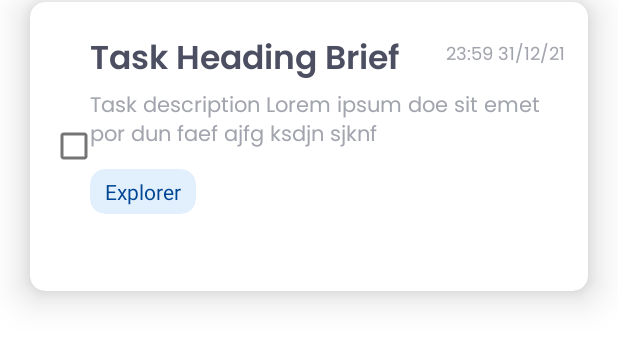
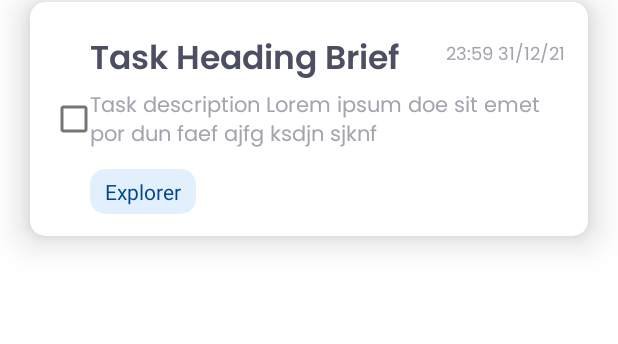
Before and after one commit to venusaim23/Todogenix, an Android app: the layout todo_item.xml on its own in the app's theme, with its tools: preview values and no code run, on a phone screen of 412 x 824 dp. Shown: the top 344 px of the screen. Run offline under Robolectric (Android 15) with nearby library versions, the phone set to English and light mode, and no system bars.

Commit message:
fix layout errors

```diff
--- a/Android/app/src/main/java/com/alanai/todogenix/TodoFragment.java
+++ b/Android/app/src/main/java/com/alanai/todogenix/TodoFragment.java
@@ -121,7 +121,7 @@ public class TodoFragment extends Fragment implements SwipeRefreshLayout.OnRefre
             public void onChildAdded(@NonNull DataSnapshot snapshot, @Nullable String previousChildName) {
                 Task task = snapshot.getValue(Task.class);
                 if (task != null) {
-                    if (task.isComplete())
+                    if (!task.isComplete())
                         tasks.add(0, task);
                     else
                         tasks.add(task);
@@ -154,7 +154,8 @@ public class TodoFragment extends Fragment implements SwipeRefreshLayout.OnRefre
                 if (task != null) {
                     int i = tasks.indexOf(task);
                     tasks.remove(task);
-                    adapter.notifyItemRemoved(i);
+//                    adapter.notifyItemRemoved(i);
+                    adapter.notifyDataSetChanged();
                     //todo check and show empty
                 }
             }
--- a/Android/app/src/main/res/layout/todo_item.xml
+++ b/Android/app/src/main/res/layout/todo_item.xml
@@ -70,7 +70,6 @@
                 android:layout_below="@+id/todo_description_tv"
                 android:layout_alignStart="@+id/todo_description_tv"
                 android:layout_marginTop="10dp"
-                android:layout_marginBottom="15dp"
                 android:backgroundTint="@color/todo_tag_bg_blue"
                 app:cardCornerRadius="10dp"
                 app:cardElevation="0dp">
@@ -105,16 +104,16 @@
                 android:layout_marginEnd="25dp"
                 android:fontFamily="@font/poppins_extra_light"
                 android:text="@string/due"
-                android:visibility="invisible"
                 android:textColor="@color/very_dark_blue"
-                android:textSize="16sp" />
+                android:textSize="16sp"
+                android:visibility="gone" />
 
             <androidx.cardview.widget.CardView
                 android:id="@+id/todo_highlight_bar"
                 android:layout_width="match_parent"
                 android:layout_height="5dp"
                 android:layout_below="@+id/due_tv_todo"
-                android:layout_marginTop="10dp"
+                android:layout_marginTop="15dp"
                 android:backgroundTint="@color/blue"
                 android:visibility="invisible" />
         </RelativeLayout>
```
Also changed, not shown: Android/app/src/main/java/com/alanai/todogenix/Adapters/TaskAdapter.java (+6 -5 lines), Android/app/src/main/java/com/alanai/todogenix/AddTask.java (+7 -7 lines).
